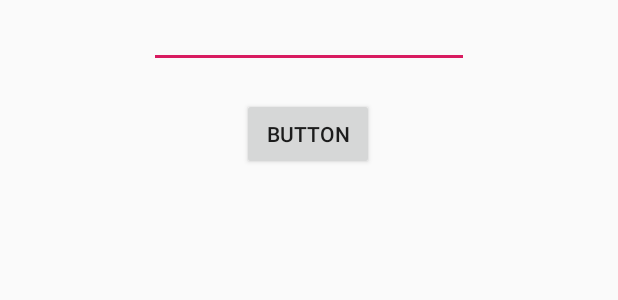
After one commit to unicorn09/SIH, an Android app: the layout otp_dialog_view.xml on its own in the app's theme, with its tools: preview values and no code run, on a phone screen of 412 x 824 dp. The commit adds this screen. Shown: the top 300 px of the screen. Run offline under Robolectric (Android 15) with nearby library versions, the phone set to English and light mode, and no system bars.

Commit message:
mobile verification done

```diff
--- a/app/build.gradle
+++ b/app/build.gradle
@@ -42,4 +42,5 @@ dependencies {
     implementation 'com.google.android.gms:play-services-analytics:15.0.2'
     implementation 'com.google.firebase:firebase-crash:15.0.2'
     implementation 'com.google.firebase:firebase-messaging:15.0.2'
+    implementation 'com.toptoche.searchablespinner:searchablespinnerlibrary:1.3.1'
 }
--- a/app/src/main/AndroidManifest.xml
+++ b/app/src/main/AndroidManifest.xml
@@ -9,14 +9,16 @@
         android:roundIcon="@mipmap/ic_launcher_round"
         android:supportsRtl="true"
         android:theme="@style/AppTheme">
-        <activity android:name=".SignUp.Registration"></activity>
-        <activity android:name=".SignUp.Login">
+        <activity android:name=".SignUp.Registration">
             <intent-filter>
                 <action android:name="android.intent.action.MAIN" />
 
                 <category android:name="android.intent.category.LAUNCHER" />
             </intent-filter>
         </activity>
+        <activity android:name=".SignUp.Login">
+
+        </activity>
         <activity android:name=".MainActivity"></activity>
     </application>
 
--- a/app/src/main/java/com/saibaba/hackathon/MainActivity.java
+++ b/app/src/main/java/com/saibaba/hackathon/MainActivity.java
@@ -2,6 +2,9 @@ package com.saibaba.hackathon;
 
 import android.support.v7.app.AppCompatActivity;
 import android.os.Bundle;
+import android.widget.Button;
+
+import com.google.firebase.auth.FirebaseAuth;
 
 public class MainActivity extends AppCompatActivity {
 
@@ -9,7 +12,6 @@ public class MainActivity extends AppCompatActivity {
     protected void onCreate(Bundle savedInstanceState) {
         super.onCreate(savedInstanceState);
         setContentView(R.layout.activity_main);
-
-
+        FirebaseAuth.getInstance().signOut();
     }
 }
--- /dev/null
+++ b/app/src/main/res/layout/otp_dialog_view.xml
@@ -0,0 +1,29 @@
+<?xml version="1.0" encoding="utf-8"?>
+<android.support.constraint.ConstraintLayout xmlns:android="http://schemas.android.com/apk/res/android"
+    xmlns:app="http://schemas.android.com/apk/res-auto"
+    xmlns:tools="http://schemas.android.com/tools"
+    android:layout_width="match_parent"
+    android:layout_height="wrap_content">
+
+    <Button
+        android:id="@+id/verifyOTPButton"
+        android:layout_width="wrap_content"
+        android:layout_height="wrap_content"
+        android:layout_marginTop="20dp"
+        android:text="Button"
+        app:layout_constraintBottom_toBottomOf="parent"
+        app:layout_constraintEnd_toEndOf="parent"
+        app:layout_constraintHorizontal_bias="0.498"
+        app:layout_constraintStart_toStartOf="parent"
+        app:layout_constraintTop_toBottomOf="@+id/otpEditText" />
+
+    <EditText
+        android:id="@+id/otpEditText"
+        android:layout_width="wrap_content"
+        android:layout_height="wrap_content"
+        android:ems="10"
+        android:inputType="number"
+        app:layout_constraintEnd_toEndOf="parent"
+        app:layout_constraintStart_toStartOf="parent"
+        app:layout_constraintTop_toTopOf="parent" />
+</android.support.constraint.ConstraintLayout>
```
Also changed, not shown: app/src/main/java/com/saibaba/hackathon/SignUp/Login.java (+13 -4 lines), app/src/main/java/com/saibaba/hackathon/SignUp/Registration.java (+94 -0 lines), app/src/main/res/layout/activity_registration.xml (+9 -5 lines).
